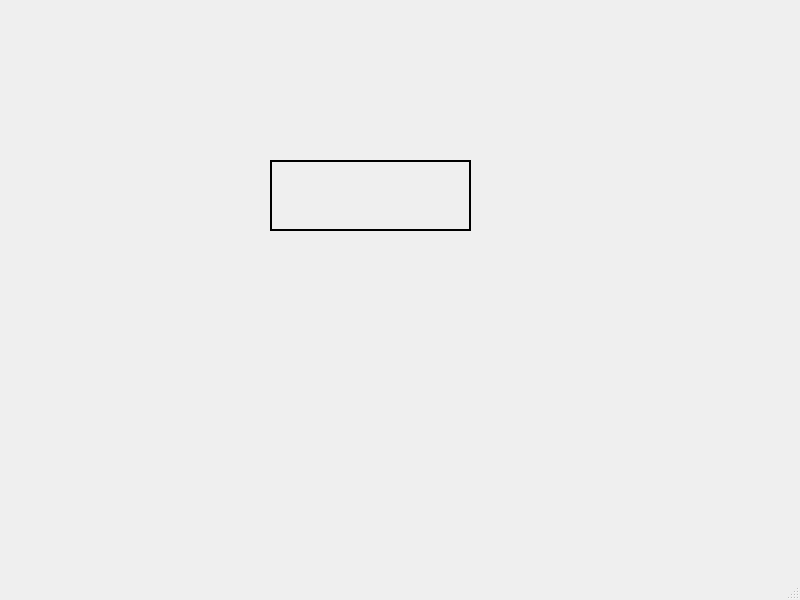
Before: the Qt Designer form 10_QtEvent/mainwindow.ui in MZWDAN/Qt, drawn with Qt 5.
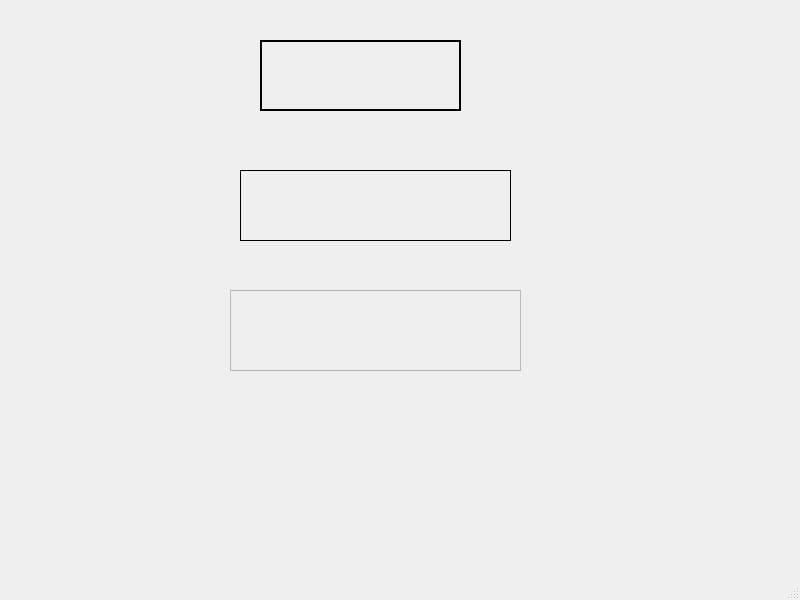
After: the same form once the commit is applied. Custom widgets are drawn as their Qt base class.

```diff
--- a/10_QtEvent/mainwindow.ui
+++ b/10_QtEvent/mainwindow.ui
@@ -17,8 +17,8 @@
    <widget class="myLabel" name="label">
     <property name="geometry">
      <rect>
-      <x>270</x>
-      <y>160</y>
+      <x>260</x>
+      <y>40</y>
       <width>201</width>
       <height>71</height>
      </rect>
@@ -30,6 +30,38 @@
      <string/>
     </property>
    </widget>
+   <widget class="QLabel" name="label_2">
+    <property name="geometry">
+     <rect>
+      <x>240</x>
+      <y>170</y>
+      <width>271</width>
+      <height>71</height>
+     </rect>
+    </property>
+    <property name="frameShape">
+     <enum>QFrame::Panel</enum>
+    </property>
+    <property name="text">
+     <string/>
+    </property>
+   </widget>
+   <widget class="QLabel" name="label_3">
+    <property name="geometry">
+     <rect>
+      <x>230</x>
+      <y>290</y>
+      <width>291</width>
+      <height>81</height>
+     </rect>
+    </property>
+    <property name="frameShape">
+     <enum>QFrame::StyledPanel</enum>
+    </property>
+    <property name="text">
+     <string/>
+    </property>
+   </widget>
   </widget>
   <widget class="QMenuBar" name="menubar">
    <property name="geometry">
```
